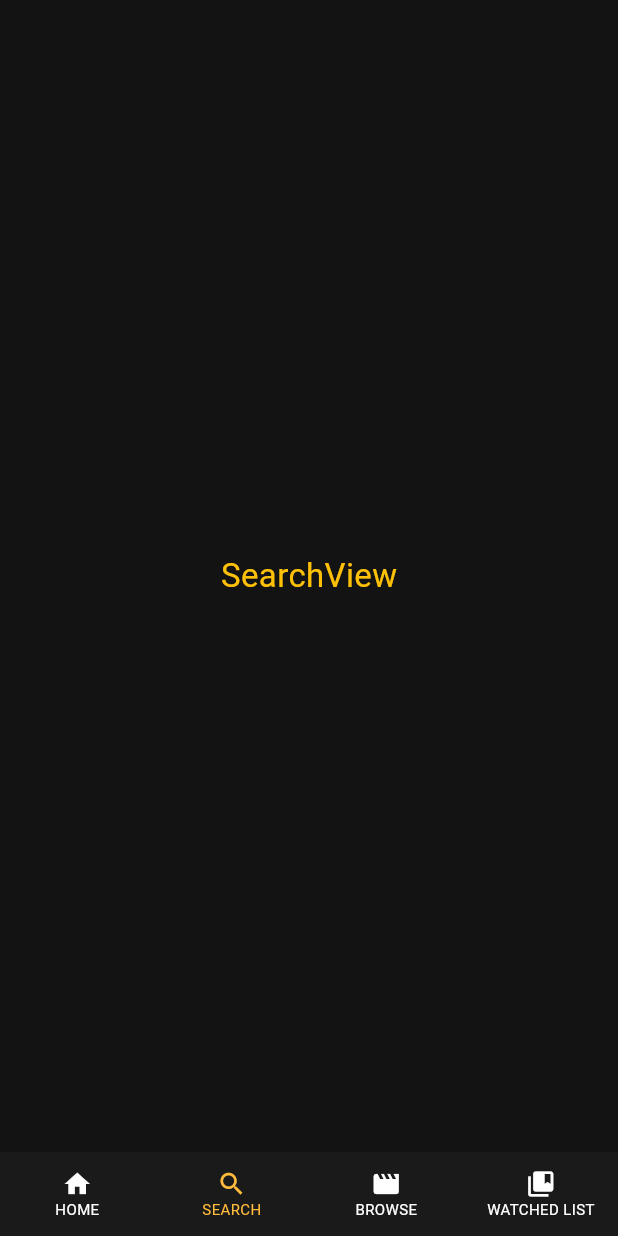
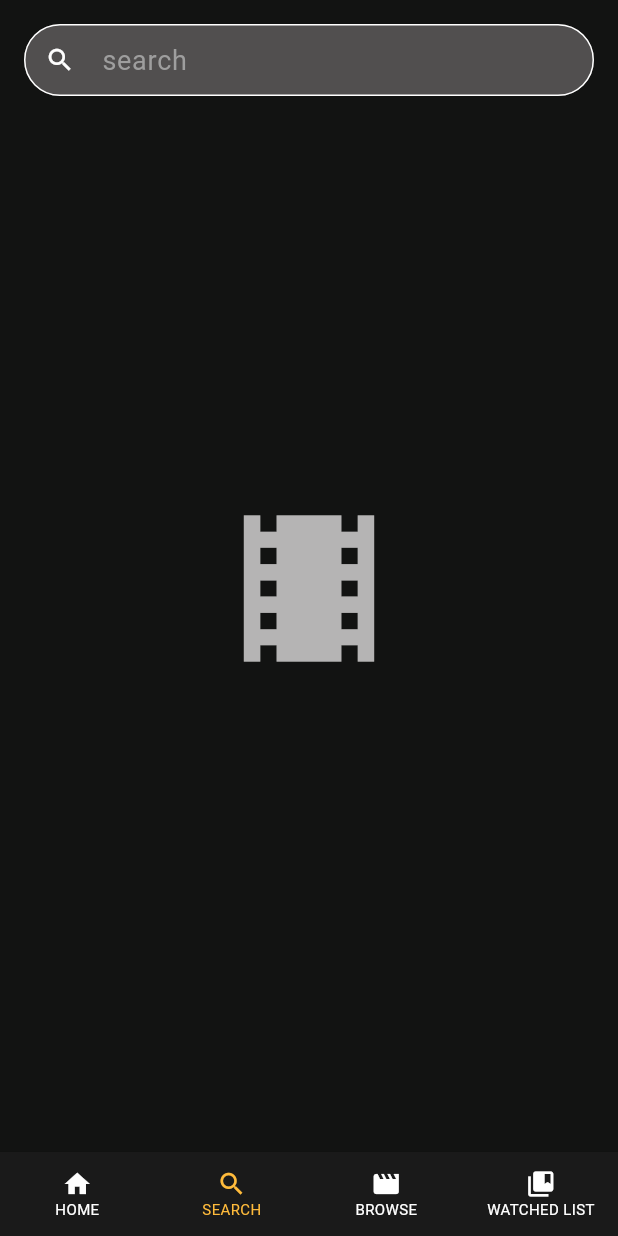
Before and after one commit to mostafa9011/Movies-App, a Flutter app: the screen it shows after launch, item 2 of the bottom bar chosen, on a phone screen of 412 x 824 dp. Run offline on Flutter 3.47's test engine with Material 3 defaults, Android fonts, the phone set to English and light mode, and no system bars; our stand-ins replace carousel_slider, dio, flutter_bloc; network calls fail.

Commit message:
create search view UI

```diff
--- a/lib/features/search_view/views/search_view.dart
+++ b/lib/features/search_view/views/search_view.dart
@@ -1,17 +1,19 @@
 import 'package:flutter/material.dart';
+import 'package:movies_app/features/search_view/widgets/custom_text_feild_search.dart';
+import '../widgets/local_movies.dart';
 
 class SearchView extends StatelessWidget {
   const SearchView({super.key});
 
   @override
   Widget build(BuildContext context) {
-    return const Center(
-      child: Text(
-        'SearchView',
-        style: TextStyle(
-          fontSize: 22,
-          color: Colors.amber,
-        ),
+    return const SafeArea(
+      child: Column(
+        children: [
+          CustomSearch(),
+          LocalMovies(),
+          // MovieDesign(),
+        ],
       ),
     );
   }
--- /dev/null
+++ b/lib/features/search_view/widgets/custom_text_feild_search.dart
@@ -0,0 +1,40 @@
+import 'package:flutter/material.dart';
+
+class CustomSearch extends StatelessWidget {
+  const CustomSearch({super.key});
+
+  @override
+  Widget build(BuildContext context) {
+    return Padding(
+      padding: const EdgeInsets.all(16),
+      child: TextField(
+        cursorColor: const Color(0XFF48CFAD),
+        cursorWidth: 1,
+        decoration: InputDecoration(
+          filled: true,
+          fillColor: const Color(0XFF514F4F),
+          contentPadding: const EdgeInsets.all(8),
+          prefixIcon: const Icon(
+            Icons.search,
+            color: Colors.white,
+            size: 20,
+          ),
+          hintText: 'search',
+          hintStyle: const TextStyle(color: Colors.grey),
+          enabledBorder: OutlineInputBorder(
+            borderSide: const BorderSide(
+              color: Colors.white,
+            ),
+            borderRadius: BorderRadius.circular(24),
+          ),
+          focusedBorder: OutlineInputBorder(
+            borderSide: const BorderSide(
+              color: Colors.grey,
+            ),
+            borderRadius: BorderRadius.circular(24),
+          ),
+        ),
+      ),
+    );
+  }
+}
--- /dev/null
+++ b/lib/features/search_view/widgets/local_movies.dart
@@ -0,0 +1,20 @@
+import 'package:flutter/material.dart';
+import '../../../core/config/constants.dart';
+
+class LocalMovies extends StatelessWidget {
+  const LocalMovies({super.key});
+
+  @override
+  Widget build(BuildContext context) {
+    return Padding(
+      padding: EdgeInsets.only(
+        top: Constants.mediaQuery.height * 0.3,
+      ),
+      child: const Icon(
+        Icons.local_movies,
+        color: Color(0XFFB5B4B4),
+        size: 130,
+      ),
+    );
+  }
+}
```
Also changed, not shown: lib/core/config/models/movie_model.dart (+0 -41 lines), lib/features/search_view/views/movie_design/movie_description.dart (added, +42 -0 lines), lib/features/search_view/views/movie_design/movie_design.dart (added, +37 -0 lines), lib/features/search_view/views/movie_design/movie_image.dart (added, +22 -0 lines).
